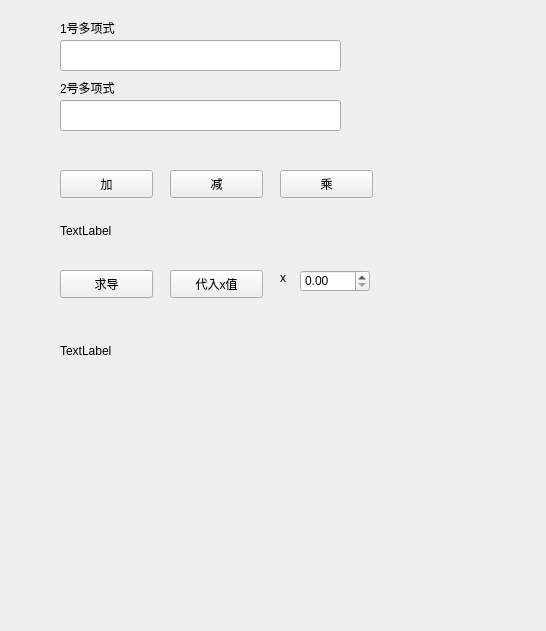
This is polyCal/widget.ui in Erout/Qt as Qt 5 draws it before an edit. The edited form follows.
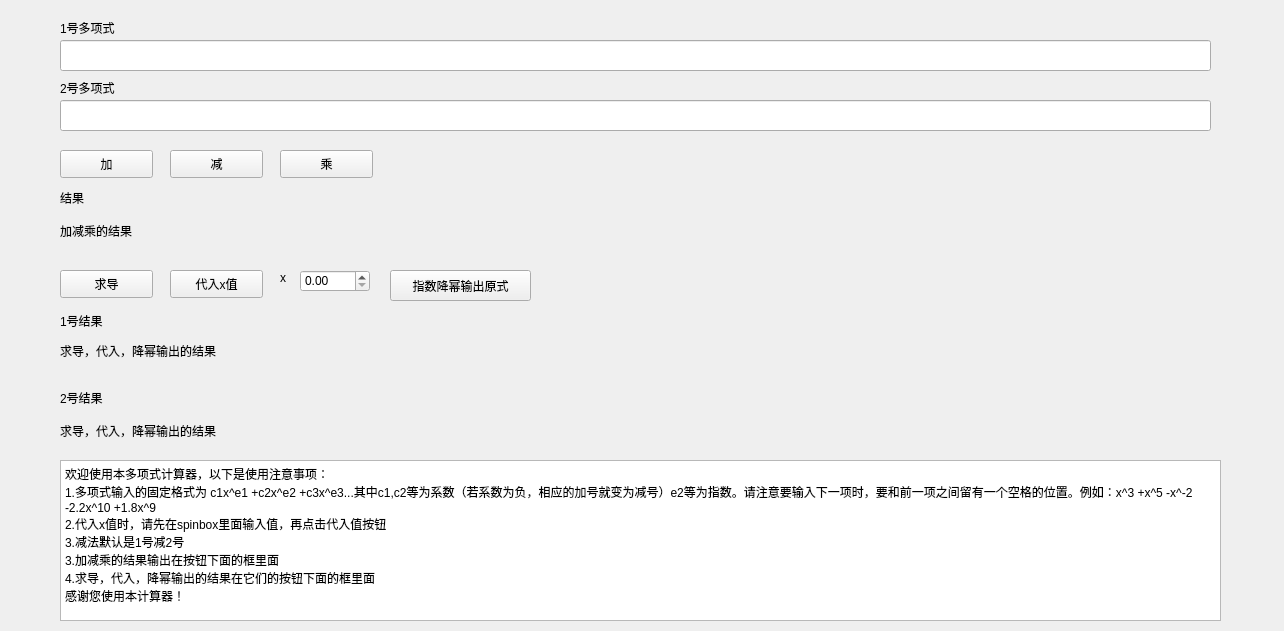
This is the edited form.

```diff
--- a/polyCal/widget.ui
+++ b/polyCal/widget.ui
@@ -6,7 +6,7 @@
    <rect>
     <x>0</x>
     <y>0</y>
-    <width>546</width>
+    <width>1284</width>
     <height>631</height>
    </rect>
   </property>
@@ -18,7 +18,7 @@
     <rect>
      <x>60</x>
      <y>40</y>
-     <width>281</width>
+     <width>1151</width>
      <height>31</height>
     </rect>
    </property>
@@ -28,7 +28,7 @@
     <rect>
      <x>60</x>
      <y>100</y>
-     <width>281</width>
+     <width>1151</width>
      <height>31</height>
     </rect>
    </property>
@@ -63,7 +63,7 @@
    <property name="geometry">
     <rect>
      <x>60</x>
-     <y>170</y>
+     <y>150</y>
      <width>93</width>
      <height>28</height>
     </rect>
@@ -76,7 +76,7 @@
    <property name="geometry">
     <rect>
      <x>170</x>
-     <y>170</y>
+     <y>150</y>
      <width>93</width>
      <height>28</height>
     </rect>
@@ -89,7 +89,7 @@
    <property name="geometry">
     <rect>
      <x>280</x>
-     <y>170</y>
+     <y>150</y>
      <width>93</width>
      <height>28</height>
     </rect>
@@ -152,12 +152,12 @@
     <rect>
      <x>60</x>
      <y>210</y>
-     <width>311</width>
+     <width>1141</width>
      <height>41</height>
     </rect>
    </property>
    <property name="text">
-    <string>TextLabel</string>
+    <string>加减乘的结果</string>
    </property>
   </widget>
   <widget class="QLabel" name="cal2">
@@ -165,12 +165,100 @@
     <rect>
      <x>60</x>
      <y>330</y>
-     <width>311</width>
+     <width>1151</width>
      <height>41</height>
     </rect>
    </property>
    <property name="text">
-    <string>TextLabel</string>
+    <string>求导，代入，降幂输出的结果</string>
+   </property>
+  </widget>
+  <widget class="QPushButton" name="show">
+   <property name="geometry">
+    <rect>
+     <x>390</x>
+     <y>270</y>
+     <width>141</width>
+     <height>31</height>
+    </rect>
+   </property>
+   <property name="text">
+    <string>指数降幂输出原式</string>
+   </property>
+  </widget>
+  <widget class="QTextBrowser" name="textBrowser">
+   <property name="geometry">
+    <rect>
+     <x>60</x>
+     <y>460</y>
+     <width>1161</width>
+     <height>161</height>
+    </rect>
+   </property>
+   <property name="html">
+    <string>&lt;!DOCTYPE HTML PUBLIC &quot;-//W3C//DTD HTML 4.0//EN&quot; &quot;http://www.w3.org/TR/REC-html40/strict.dtd&quot;&gt;
+&lt;html&gt;&lt;head&gt;&lt;meta name=&quot;qrichtext&quot; content=&quot;1&quot; /&gt;&lt;style type=&quot;text/css&quot;&gt;
+p, li { white-space: pre-wrap; }
+&lt;/style&gt;&lt;/head&gt;&lt;body style=&quot; font-family:'SimSun'; font-size:9pt; font-weight:400; font-style:normal;&quot;&gt;
+&lt;p style=&quot; margin-top:0px; margin-bottom:0px; margin-left:0px; margin-right:0px; -qt-block-indent:0; text-indent:0px;&quot;&gt;欢迎使用本多项式计算器，以下是使用注意事项：&lt;/p&gt;
+&lt;p style=&quot; margin-top:0px; margin-bottom:0px; margin-left:0px; margin-right:0px; -qt-block-indent:0; text-indent:0px;&quot;&gt;1.多项式输入的固定格式为 c1x^e1 +c2x^e2 +c3x^e3...其中c1,c2等为系数（若系数为负，相应的加号就变为减号）e2等为指数。请注意要输入下一项时，要和前一项之间留有一个空格的位置。例如：x^3 +x^5 -x^-2 -2.2x^10 +1.8x^9&lt;/p&gt;
+&lt;p style=&quot; margin-top:0px; margin-bottom:0px; margin-left:0px; margin-right:0px; -qt-block-indent:0; text-indent:0px;&quot;&gt;2.代入x值时，请先在spinbox里面输入值，再点击代入值按钮&lt;/p&gt;
+&lt;p style=&quot; margin-top:0px; margin-bottom:0px; margin-left:0px; margin-right:0px; -qt-block-indent:0; text-indent:0px;&quot;&gt;3.减法默认是1号减2号&lt;/p&gt;
+&lt;p style=&quot; margin-top:0px; margin-bottom:0px; margin-left:0px; margin-right:0px; -qt-block-indent:0; text-indent:0px;&quot;&gt;3.加减乘的结果输出在按钮下面的框里面&lt;/p&gt;
+&lt;p style=&quot; margin-top:0px; margin-bottom:0px; margin-left:0px; margin-right:0px; -qt-block-indent:0; text-indent:0px;&quot;&gt;4.求导，代入，降幂输出的结果在它们的按钮下面的框里面&lt;/p&gt;
+&lt;p style=&quot; margin-top:0px; margin-bottom:0px; margin-left:0px; margin-right:0px; -qt-block-indent:0; text-indent:0px;&quot;&gt;感谢您使用本计算器！&lt;/p&gt;&lt;/body&gt;&lt;/html&gt;</string>
+   </property>
+  </widget>
+  <widget class="QLabel" name="rst2">
+   <property name="geometry">
+    <rect>
+     <x>60</x>
+     <y>410</y>
+     <width>1161</width>
+     <height>41</height>
+    </rect>
+   </property>
+   <property name="text">
+    <string>求导，代入，降幂输出的结果</string>
+   </property>
+  </widget>
+  <widget class="QLabel" name="label_5">
+   <property name="geometry">
+    <rect>
+     <x>60</x>
+     <y>310</y>
+     <width>61</width>
+     <height>21</height>
+    </rect>
+   </property>
+   <property name="text">
+    <string>1号结果</string>
+   </property>
+  </widget>
+  <widget class="QLabel" name="label_6">
+   <property name="geometry">
+    <rect>
+     <x>60</x>
+     <y>390</y>
+     <width>72</width>
+     <height>15</height>
+    </rect>
+   </property>
+   <property name="text">
+    <string>2号结果</string>
+   </property>
+  </widget>
+  <widget class="QLabel" name="label_4">
+   <property name="geometry">
+    <rect>
+     <x>60</x>
+     <y>190</y>
+     <width>72</width>
+     <height>15</height>
+    </rect>
+   </property>
+   <property name="text">
+    <string>结果</string>
    </property>
   </widget>
  </widget>
```
Left out of the diff: 2 changed lines with no effect on the pictures.
